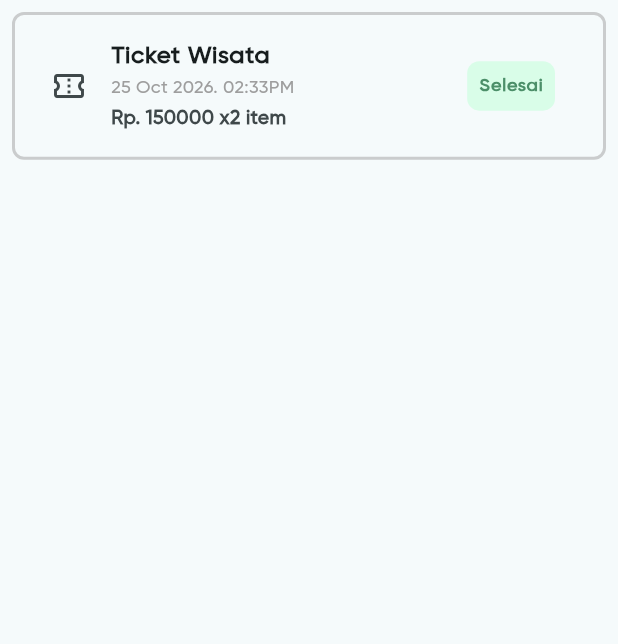
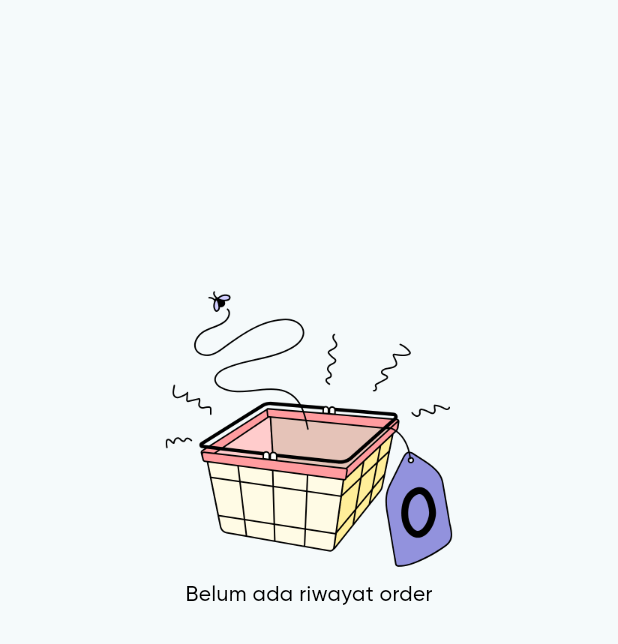
Before and after one commit to azkaowi222/ticket_kcc, a Flutter app: the OrderHistoryPages widget shown alone on an empty page, opened directly, on a phone screen of 412 x 824 dp. Shown: the top 644 px of the screen. Run offline on Flutter 3.47's test engine with Material 3 defaults, Android fonts, the phone set to English and light mode, and no system bars; our stand-ins replace flutter_secure_storage, flutter_spinkit, loader_overlay, qr_flutter; accounts and stored records are empty; network calls fail.

Commit message:
add order history

```diff
--- a/lib/features/home/pages/home_page.dart
+++ b/lib/features/home/pages/home_page.dart
@@ -1,7 +1,6 @@
 import 'package:flutter/material.dart';
 import 'package:provider/provider.dart';
 import 'package:ticket_kcc/features/ticket/pages/ticket_page.dart';
-import 'package:ticket_kcc/providers/navigation_provider.dart';
 import 'package:ticket_kcc/providers/ticket_provider.dart';
 
 class HomePage extends StatefulWidget {
--- /dev/null
+++ b/lib/features/order/order_history/order_history_pages.dart
@@ -0,0 +1,181 @@
+import 'package:flutter/material.dart';
+import 'package:provider/provider.dart';
+import 'package:ticket_kcc/features/order/order_detail/order_detail.dart';
+import 'package:ticket_kcc/models/order_history_model.dart';
+import 'package:ticket_kcc/providers/order_provider.dart';
+
+class OrderHistoryPages extends StatefulWidget {
+  const OrderHistoryPages({super.key});
+
+  @override
+  State<OrderHistoryPages> createState() => _OrderHistoryPagesState();
+}
+
+class _OrderHistoryPagesState extends State<OrderHistoryPages> {
+  final String status = 'completed';
+
+  @override
+  void initState() {
+    // TODO: implement initState
+    super.initState();
+    Future.microtask(() async {
+      await context.read<OrderProvider>().getOrderHistory();
+    });
+  }
+
+  @override
+  Widget build(BuildContext context) {
+    final List<OrderHistoryModel> orderHistories =
+        context.watch<OrderProvider>().orderHistoryModels;
+    return Padding(
+      padding: EdgeInsets.all(8),
+      child: RefreshIndicator(
+        onRefresh: () async {
+          await context.read<OrderProvider>().getOrderHistory();
+          if (context.mounted) {
+            ScaffoldMessenger.of(context).showSnackBar(
+              SnackBar(content: Text('Riwayat berhasil diperbaharui')),
+            );
+          }
+        },
+        child:
+            orderHistories.isNotEmpty
+                ? ListView.builder(
+                  physics: const AlwaysScrollableScrollPhysics(),
+                  itemCount: orderHistories.length,
+                  itemBuilder: (context, index) {
+                    return GestureDetector(
+                      onTap: () {
+                        print('order hisypry klik');
+                        Navigator.push(
+                          context,
+                          MaterialPageRoute(
+                            builder:
+                                (_) =>
+                                    OrderDetail(orderHistory: orderHistories[index]),
+                          ),
+                        );
+                      },
+                      child: Container(
+                        margin: EdgeInsets.only(bottom: 14),
+                        padding: EdgeInsets.all(8),
+                        decoration: BoxDecoration(
+                          border: Border.all(
+                            color: Colors.grey.withValues(alpha: 0.5),
+                            width: 2,
+                          ),
+                          borderRadius: BorderRadius.circular(8),
+                        ),
+                        child: ListTile(
+                          leading: Icon(Icons.confirmation_num_outlined),
+                          title: Text(
+                            'Ticket Wisata',
+                            style: TextStyle(
+                              fontWeight: FontWeight.bold,
+                              fontSize: 16,
+                            ),
+                          ),
+                          subtitle: Column(
+                            mainAxisSize: MainAxisSize.min,
+                            // mainAxisAlignment: MainAxisAlignment.start,
+                            crossAxisAlignment: CrossAxisAlignment.start,
+                            children: [
+                              Text(
+                                orderHistories[index].createdAt.toString(),
+                                style: TextStyle(
+                                  color: Colors.grey,
+                                  fontSize: 12,
+                                ),
+                              ),
+                              SizedBox(height: 2.5),
+                              Text(
+                                'Rp. ${orderHistories[index].price} x${orderHistories[index].quantity} item',
+                                style: TextStyle(
+                                  fontWeight: FontWeight.bold,
+                                  fontSize: 13,
+                                ),
+                              ),
+                            ],
+                          ),
+
+                          trailing: Container(
+                            padding: EdgeInsets.all(8),
+                            decoration: BoxDecoration(
+                              borderRadius: BorderRadius.circular(8),
+                              color:
+                                  orderHistories[index].orderStatus == 'success'
+                                      ? Color.fromARGB(255, 217, 253, 232)
+                                      : orderHistories[index].orderStatus ==
+                                          'pending'
+                                      ? Color.fromARGB(255, 255, 244, 217)
+                                      : Color.fromARGB(255, 254, 233, 233),
+                            ),
+                            child: Text(
+                              orderHistories[index].orderStatus,
+                              style: TextStyle(
+                                fontSize: 12,
+                                fontWeight: FontWeight.bold,
+                                color:
+                                    orderHistories[index].orderStatus ==
+                                            'success'
+                                        ? Color.fromARGB(255, 84, 143, 107)
+                                        : orderHistories[index].orderStatus ==
+                                            'pending'
+                                        ? Color.fromARGB(255, 254, 141, 0)
+                                        : Color.fromARGB(255, 222, 151, 157),
+                              ),
+                            ),
+                          ),
+                        ),
+                      ),
+                    );
+                  },
+                )
+                : ListView(
+                  physics: const AlwaysScrollableScrollPhysics(),
+                  // shrinkWrap: true,
+                  children: [
+                    SizedBox(
+                      height: MediaQuery.sizeOf(context).height * 0.7,
+                      child: Column(
+                        mainAxisAlignment: MainAxisAlignment.center,
+                        children: [
+                          Image.asset(
+                            'assets/images/empty-order.png',
+                            // width: 200,
+                            height: 200,
+                            fit: BoxFit.cover,
+                            // semanticLabel: 'usuwhuwdh',
+                          ),
+                          Text(
+                            'Belum ada riwayat order',
+                            style: TextStyle(color: Colors.black),
+                          ),
+                        ],
+                      ),
+                    ),
+
+                    // SizedBox(height: 5),
+
+                    // Container(color: Colors.red, height: 20),
+                  ],
+                ),
+      ),
+    );
+  }
+}
+
+
+
+
+
+// Column(
+//         children: [
+//           Container(
+
+//             width: double.infinity,
+
+//             child:
+
+//         ],
+//       ),
--- a/lib/features/order_history/pages/order_history_pages.dart
+++ /dev/null
@@ -1,115 +0,0 @@
-import 'package:flutter/material.dart';
-
-class OrderHistoryPages extends StatelessWidget {
-  const OrderHistoryPages({super.key});
-  final String status = 'Completed';
-
-  @override
-  Widget build(BuildContext context) {
-    return Padding(
-      padding: EdgeInsets.all(8),
-      child: Column(
-        children: [
-          Container(
-            padding: EdgeInsets.all(8),
-            decoration: BoxDecoration(
-              border: Border.all(
-                color: Colors.grey.withValues(alpha: 0.5),
-                width: 2,
-              ),
-              borderRadius: BorderRadius.circular(8),
-            ),
-            width: double.infinity,
-
-            child: ListTile(
-              leading: Icon(Icons.confirmation_num_outlined),
-              title: Text(
-                'Ticket Wisata',
-                style: TextStyle(fontWeight: FontWeight.bold, fontSize: 16),
-              ),
-              subtitle: Column(
-                mainAxisSize: MainAxisSize.min,
-                // mainAxisAlignment: MainAxisAlignment.start,
-                crossAxisAlignment: CrossAxisAlignment.start,
-                children: [
-                  Text(
-                    '25 Oct 2026. 02:33PM',
-                    style: TextStyle(color: Colors.grey, fontSize: 12),
-                  ),
-                  SizedBox(height: 2.5),
-                  Text(
-                    'Rp. 150000 x2 item',
-                    style: TextStyle(fontWeight: FontWeight.bold, fontSize: 13),
-                  ),
-                ],
-              ),
-
-              trailing: Container(
-                padding: EdgeInsets.all(8),
-                decoration: BoxDecoration(
-                  borderRadius: BorderRadius.circular(8),
-                  color:
-                      status == 'Completed'
-                          ? Color.fromARGB(255, 217, 253, 232)
-                          : status == 'Pending'
-                          ? Color.fromARGB(255, 255, 244, 217)
-                          : Color.fromARGB(255, 254, 233, 233),
-                ),
-                child: Text(
-                  'Selesai',
-                  style: TextStyle(
-                    fontSize: 12,
-                    fontWeight: FontWeight.bold,
-                    color: Color.fromARGB(255, 76, 143, 105),
-                  ),
-                ),
-              ),
-            ),
-          ),
-        ],
-      ),
-    );
-  }
-}
-
-
-
-
-// Row(
-//               mainAxisAlignment: MainAxisAlignment.start,
-//               children: [
-//                 Container(
-//                   padding: EdgeInsets.all(8),
-//                   decoration: BoxDecoration(
-//                     border: Border.all(color: Colors.grey),
-//                     borderRadius: BorderRadius.circular(4),
-//                   ),
-//                   child: Icon(Icons.confirmation_num_outlined),
-//                 ),
-//                 SizedBox(width: 10),
-//                 Column(
-//                   crossAxisAlignment: CrossAxisAlignment.start,
-//                   mainAxisAlignment: MainAxisAlignment.center,
-//                   children: [
-//                     Text(
-//                       'Ticket Wisata',
-//                       style: TextStyle(
-//                         fontWeight: FontWeight.bold,
-//                         fontSize: 16,
-//                       ),
-//                     ),
-//                     Text(
-//                       '25 Oct 2026. 02:33PM',
-//                       style: TextStyle(color: Colors.grey, fontSize: 14),
-//                     ),
-                    // Text(
-                    //   'Rp. 150000 x2 item',
-                    //   style: TextStyle(
-                    //     fontWeight: FontWeight.bold,
-                    //     fontSize: 16,
-                    //   ),
-//                     ),
-//                   ],
-//                 ),
-//               ],
-//             ),
--- /dev/null
+++ b/lib/models/order_history_model.dart
@@ -0,0 +1,37 @@
+class OrderHistoryModel {
+  final String orderId;
+  final String customerName;
+  final String customerPhone;
+  final int quantity;
+  final DateTime visitDate;
+  final int price;
+  final int total;
+  final String orderStatus;
+  final DateTime createdAt;
+
+  const OrderHistoryModel({
+    required this.orderId,
+    required this.customerName,
+    required this.customerPhone,
+    required this.quantity,
+    required this.visitDate,
+    required this.price,
+    required this.total,
+    required this.orderStatus,
+    required this.createdAt,
+  });
+
+  factory OrderHistoryModel.fromJson(Map<String, dynamic> json) {
+    return OrderHistoryModel(
+      orderId: json['order_id'],
+      customerName: json['customer_name'],
+      customerPhone: json['customer_phone'].toString(),
+      quantity: json['quantity'],
+      visitDate: DateTime.parse(json['visit_date']),
+      price: json['price'],
+      total: json['total'],
+      orderStatus: json['order_status'],
+      createdAt: DateTime.parse(json['createdAt']),
+    );
+  }
+}
--- a/lib/providers/order_provider.dart
+++ b/lib/providers/order_provider.dart
@@ -1,11 +1,16 @@
 import 'package:flutter/material.dart';
+import 'package:ticket_kcc/models/order_history_model.dart';
 import 'package:ticket_kcc/models/order_model.dart';
 import 'package:ticket_kcc/services/order_service.dart';
 
 class OrderProvider extends ChangeNotifier {
   final OrderService _service = OrderService();
+  OrderModel? _order;
+  List<OrderHistoryModel> orderHistoryModels = [];
 
-  Future<OrderModel> placeOrder({
+  OrderModel? get order => _order;
+
+  Future<void> placeOrder({
     required String visitDate,
     required int quantity,
     required String customerName,
@@ -19,10 +24,24 @@ class OrderProvider extends ChangeNotifier {
         customerName: customerName,
         customerPhone: customerPhone,
       );
-      return orderModel;
+      _order = orderModel;
     } catch (e) {
       print("errornya ini bos: ${e.toString()}");
-      throw Exception(e.toString());
+      rethrow;
+    }
+  }
+
+  Future<void> getOrderHistory() async {
+    try {
+      final List<OrderHistoryModel> orderHistoryModel =
+          await _service.orderHistory();
+      orderHistoryModels = orderHistoryModel;
+      notifyListeners();
+    } catch (e) {
+      print('error ini bos ${e.toString()}');
+      orderHistoryModels = [];
+      notifyListeners();
+      rethrow;
     }
   }
 }
--- a/lib/services/api_service.dart
+++ b/lib/services/api_service.dart
@@ -1,3 +1,3 @@
 class ApiService {
-  static const baseUrl = 'https://8e26-182-2-181-20.ngrok-free.app/api';
+  static const baseUrl = 'https://4f1c-182-6-44-0.ngrok-free.app/api';
 }
--- a/lib/services/order_service.dart
+++ b/lib/services/order_service.dart
@@ -1,6 +1,6 @@
 import 'dart:convert';
-import 'package:flutter_secure_storage/flutter_secure_storage.dart';
 import 'package:http/http.dart' as http;
+import 'package:ticket_kcc/models/order_history_model.dart';
 import 'package:ticket_kcc/models/order_model.dart';
 import 'package:ticket_kcc/services/api_service.dart';
 import 'package:ticket_kcc/services/storage_service.dart';
@@ -39,4 +39,31 @@ class OrderService {
       throw Exception('Error exception $e, $stack');
     }
   }
+
+  Future<List<OrderHistoryModel>> orderHistory() async {
+    try {
+      final token = await StorageService.getToken();
+      final response = await http.get(
+        Uri.parse('${ApiService.baseUrl}/orders/history'),
+        headers: {'Authorization': 'Bearer $token'},
+      );
+      final data = jsonDecode(response.body);
+      // print('data: $data');
+      if (response.statusCode != 200) {
+        final errorMsg = data['message'] as String;
+        throw Exception(errorMsg);
+      }
+
+      final datas = data['data'] as List;
+
+      final List<OrderHistoryModel> orderHistoryModel =
+          datas.map((e) {
+            return OrderHistoryModel.fromJson(e);
+          }).toList();
+      return orderHistoryModel;
+    } catch (e, stack) {
+      print('Error exception $e, $stack');
+      throw Exception('Error exception $e, $stack');
+    }
+  }
 }
```
Also changed, not shown: lib/features/order/order_detail/order_detail.dart (added, +150 -0 lines), lib/features/ticket/pages/ticket_page.dart (+28 -16 lines), lib/main.dart (+21 -2 lines), assets/images/empty-order.png (added).
